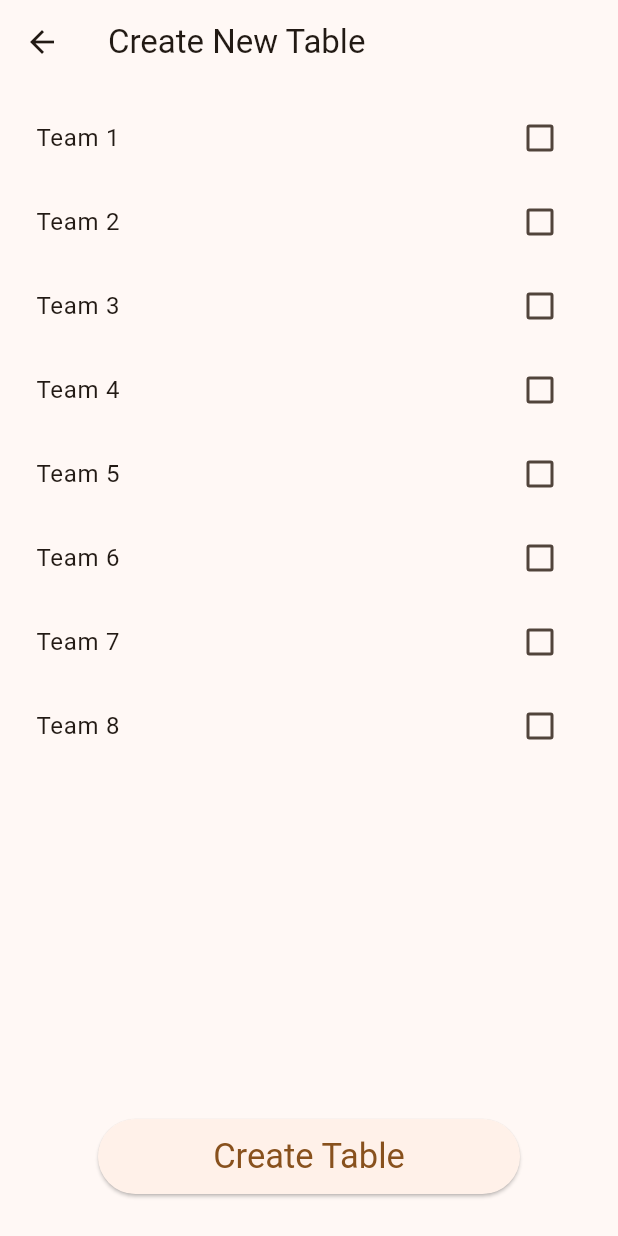
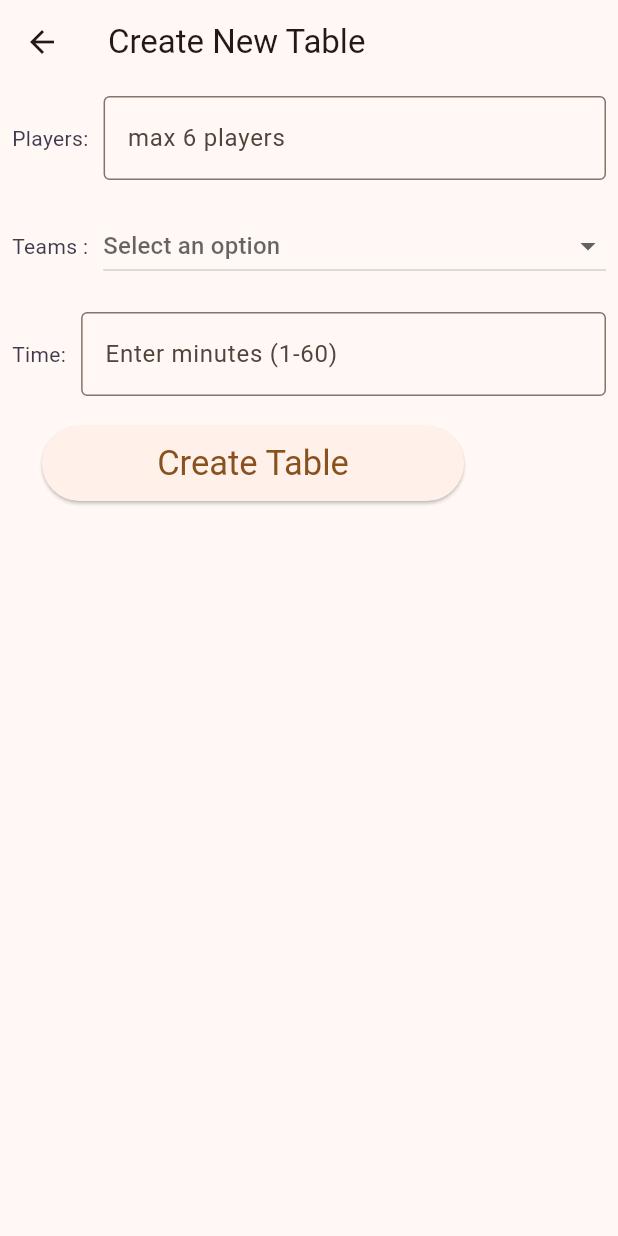
Before and after one commit to Pandin00/Matematiko, a Flutter app: the CreateNewTablePage screen opened by its route, after a tap on "Create Table", on a phone screen of 412 x 824 dp. Run offline on Flutter 3.47's test engine with Material 3 defaults, Android fonts, the phone set to English and light mode, and no system bars; our stand-ins replace audioplayers, cloud_firestore, firebase_core, go_router, shared_preferences; accounts and stored records are empty.

Commit message:
Create new table - save settings + create card + teams structures

```diff
--- a/mentematiko/lib/main.dart
+++ b/mentematiko/lib/main.dart
@@ -6,6 +6,7 @@ import 'dart:developer' as dev;
 
 import 'package:card/firebase_options.dart';
 import 'package:card/services/login_register_service.dart';
+import 'package:card/services/match_service.dart';
 import 'package:cloud_firestore/cloud_firestore.dart';
 import 'package:firebase_core/firebase_core.dart';
 import 'package:flutter/foundation.dart';
@@ -72,6 +73,7 @@ class MyApp extends StatelessWidget {
           Provider(create: (context) => SettingsController()),
           Provider(create: (context) => Palette()),
           Provider(create: (context) => LoginService()),
+          Provider(create: (context) => MatchService()),
           ChangeNotifierProvider(create: (context) => PlayerProgress()),
           // Set up audio.
           ProxyProvider2<AppLifecycleStateNotifier, SettingsController,
--- /dev/null
+++ b/mentematiko/lib/models/room.dart
@@ -0,0 +1,17 @@
+
+
+
+// ignore_for_file: file_names
+
+class Room {
+  int players;
+  int teams;
+  int minutes;
+
+  Room(
+    {required this.players,
+      required this.teams,
+      required this.minutes });
+
+
+}
--- a/mentematiko/lib/router.dart
+++ b/mentematiko/lib/router.dart
@@ -6,6 +6,7 @@ import 'package:card/main_menu/login.dart';
 import 'package:card/main_menu/register.dart';
 import 'package:card/models/user.dart';
 import 'package:card/services/login_register_service.dart';
+import 'package:card/services/match_service.dart';
 import 'package:card/user_pages/new_table.dart';
 import 'package:card/user_pages/new_tournament.dart';
 import 'package:card/user_pages/tournament_view.dart';
@@ -93,7 +94,10 @@ final router = GoRouter(
             pageBuilder: (context, state) => buildMyTransition<void>(
                   key: ValueKey('newTable'),
                   color: context.watch<Palette>().backgroundPlaySession,
-                  child: CreateNewTablePage(),
+                  child: CreateNewTablePage(
+                    key: Key('newTable'),
+                    matchService: context.read<MatchService>()
+                  ),
                 )),
         GoRoute(
             path: 'tournamentsView',
--- /dev/null
+++ b/mentematiko/lib/services/match_service.dart
@@ -0,0 +1,77 @@
+import 'dart:math';
+
+import 'package:card/models/room.dart';
+
+import 'package:cloud_firestore/cloud_firestore.dart';
+import 'package:logging/logging.dart';
+
+class MatchService {
+  final FirebaseFirestore firestore = FirebaseFirestore.instance;
+  static final _log = Logger('MatchService');
+
+
+
+Future<bool> createRooom(Room room) async{
+  //create documents
+   var main=firestore.collection('rooms').doc();
+   var teams=main
+             .collection('teams');
+
+
+    //create teams
+
+   for(int i=0;i<room.teams;++i){
+      teams.doc('team$i').set({});
+   }
+
+  //initiliaze tables (numeriche)
+    List<int> numbers = List.generate(49, (index) => index + 2);
+    List<int> shuffled= _shuffleArray(numbers);
+
+
+
+  //set settings + tables
+    Map<String, dynamic> settingsData = {
+      'time': room.minutes,
+      'teams': room.teams,
+      'players': room.players,
+      'code': 'M${_generateRandomCode(Random(), 5)}',
+      'numeric_card': shuffled
+    };
+
+
+   main.set(settingsData);
+
+   return true;
+}
+
+
+
+List<T> _shuffleArray<T>(List<T> array) {
+  Random random = Random();
+
+  for (int i = array.length - 1; i > 0; i--) {
+    int randomIndex = random.nextInt(i + 1);
+    T temp = array[i];
+    array[i] = array[randomIndex];
+    array[randomIndex] = temp;
+  }
+
+  return array;
+}
+
+
+String _generateRandomCode(Random codeGenerator, int length) {
+  const String chars = 'abcdefghijklmnopqrstuvwxyz0123456789'; // You can include other characters as needed
+  String code = '';
+
+  for (int i = 0; i < length; i++) {
+    code += chars[codeGenerator.nextInt(chars.length)];
+  }
+
+  return code;
+}
+
+
+
+}
--- a/mentematiko/lib/user_pages/new_table.dart
+++ b/mentematiko/lib/user_pages/new_table.dart
@@ -1,13 +1,25 @@
+// ignore_for_file: prefer_const_literals_to_create_immutables
+
+import 'package:card/models/room.dart';
+import 'package:card/services/match_service.dart';
 import 'package:card/style/my_button.dart';
 import 'package:flutter/material.dart';
 
 class CreateNewTablePage extends StatefulWidget {
+
+
+  final MatchService matchService;
+  const CreateNewTablePage({required Key key,required this.matchService}) : super(key: key);
+
   @override
   _CreateNewTablePageState createState() => _CreateNewTablePageState();
 }
 
 class _CreateNewTablePageState extends State<CreateNewTablePage> {
-  List<bool> selectedTeams = List.generate(8, (index) => false);
+  final TextEditingController playersController = TextEditingController();
+  int _teams = 2;
+  int _selectedMinutes = 1;
+  String? _selectedItem;
 
   @override
   Widget build(BuildContext context) {
@@ -18,32 +30,102 @@ class _CreateNewTablePageState extends State<CreateNewTablePage> {
       body: Padding(
           padding: EdgeInsets.all(8.0),
           child: Column(
-          children: <Widget>[
+            crossAxisAlignment: CrossAxisAlignment.start,
+            children: [
+              // First Row
+              Row(
+                children: [
+                  Text('Players:'),
+                  SizedBox(width: 10),
                   Expanded(
-              child: ListView.builder(
-                itemCount: 8,
-                itemBuilder: (context, index) {
-                 return _CheckboxItem(
-                    title: 'Team ${index + 1}',
-                    value: selectedTeams[index],
-                    onChanged: (bool? newValue) {
+                    child: TextField(
+                      controller: playersController,
+                      keyboardType: TextInputType.number,
+                      decoration: InputDecoration(
+                        border: OutlineInputBorder(),
+                        labelText: 'max 6 players',
+                      ),
+                    ),
+                  ),
+                ],
+              ),
+              SizedBox(height: 20),
+              // Second Row
+              Row(
+                children: [
+                  Text('Teams :'),
+                  SizedBox(width: 10),
+                  Expanded(
+                    child: DropdownButton<String>(
+                      isExpanded: true,
+                      value: _selectedItem,
+                      onChanged: (String? value) {
                         setState(() {
-                        selectedTeams[index] = newValue ?? false;
+                          _selectedItem = value; // Update selected value
                         });
+                        _teams = int.parse(value ?? '2');
+                        // Handle dropdown value change
                       },
-                 );
+                      items: [
+                        DropdownMenuItem<String>(
+                          value: '2',
+                          child: Text('2'),
+                        ),
+                        DropdownMenuItem<String>(
+                          value: '3',
+                          child: Text('3'),
+                        ),
+                        DropdownMenuItem<String>(
+                          value: '4',
+                          child: Text('4'),
+                        ),
+                        DropdownMenuItem<String>(
+                          value: '5',
+                          child: Text('5'),
+                        ),
+                        // Add more DropdownMenuItem widgets as needed
+                      ],
+                      hint: Text('Select an option'),
+                    ),
+                  ),
+                ],
+              ),
+              SizedBox(height: 20),
+              // Third Row
+              Row(
+                children: [
+                  Text('Time:'),
+                  SizedBox(width: 10),
+                  Expanded(
+                    child: TextField(
+                      keyboardType: TextInputType.number,
+                      onChanged: (value) {
+                        _selectedMinutes = int.tryParse(value) ?? 1;
                       },
+                      decoration: InputDecoration(
+                        border: OutlineInputBorder(),
+                        labelText: 'Enter minutes (1-60)',
                       ),
+                    ),
+                  ),
+                ],
               ),
               MyButton(
                 onPressed: () {
-                // TODO: Save the table with the selected teams
+                 int players=int.tryParse( playersController.text) ?? 2;
+                 Room r=Room(players: players, teams: _teams, minutes: _selectedMinutes);
+                 widget.matchService.createRooom(r).then((value) => {
+                   //pagina di loading
+                   //redirect
+                 });
+
+                 //invoke service to create room
+                  //create room
                 },
                 child: Text('Create Table'),
               ),
             ],
-        ),
-      ),
+          )),
     );
   }
 }
```
Lines whose indentation alone changed are shown as unchanged.
